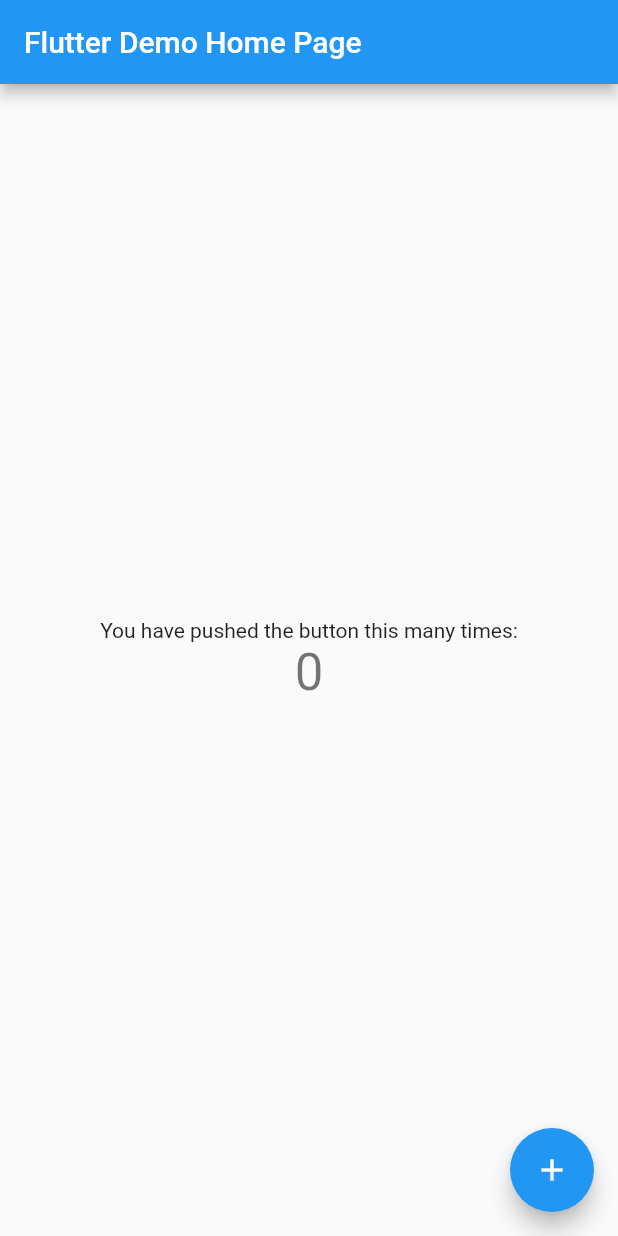
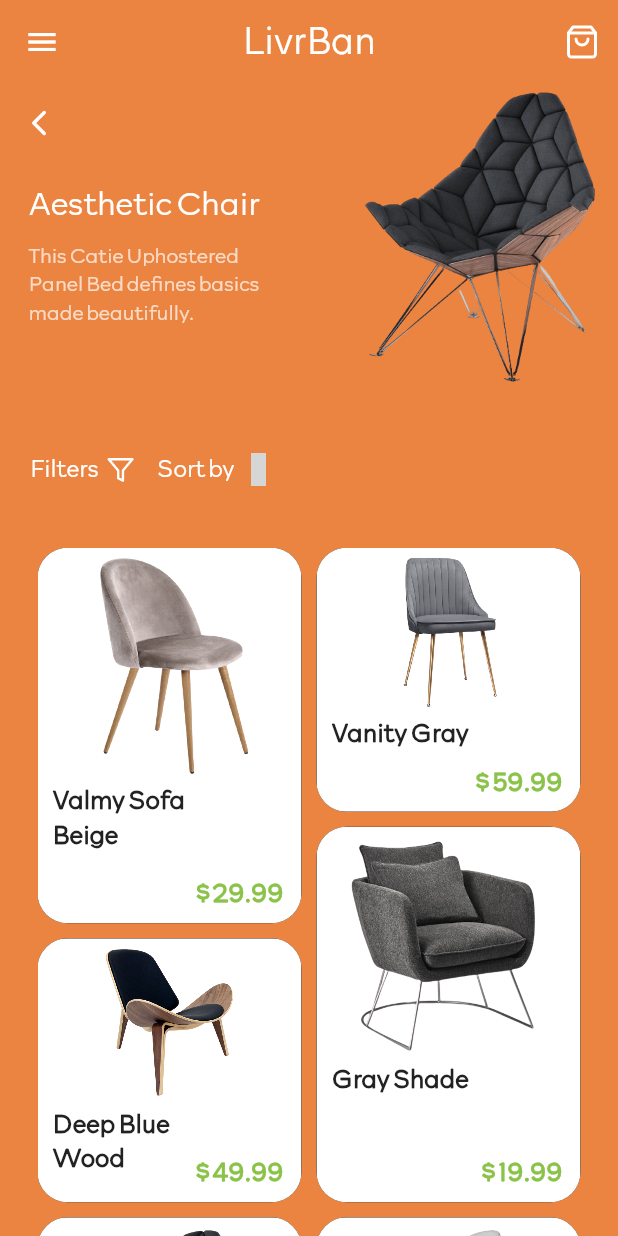
Before and after one commit to kingcong11/FlutterApp4-LivrBan, a Flutter app: the screen it shows after launch, on a phone screen of 412 x 824 dp. Run offline on Flutter 3.47's test engine with Material 2 defaults, Android fonts, the phone set to English and light mode, and no system bars; our stand-ins replace flutter_feather_icons, material_design_icons_flutter; grey boxes are pictures that could not be loaded.

Commit message:
initial layout and models
*product model
*initial design layout
*staggered gridview package added

```diff
--- a/lib/main.dart
+++ b/lib/main.dart
@@ -1,117 +1,26 @@
 import 'package:flutter/material.dart';
+import './screens/homepage_screen.dart';
 
 void main() {
   runApp(MyApp());
 }
 
 class MyApp extends StatelessWidget {
-  // This widget is the root of your application.
   @override
   Widget build(BuildContext context) {
     return MaterialApp(
-      title: 'Flutter Demo',
+      title: 'LivrBan',
       theme: ThemeData(
-        // This is the theme of your application.
-        //
-        // Try running your application with "flutter run". You'll see the
-        // application has a blue toolbar. Then, without quitting the app, try
-        // changing the primarySwatch below to Colors.green and then invoke
-        // "hot reload" (press "r" in the console where you ran "flutter run",
-        // or simply save your changes to "hot reload" in a Flutter IDE).
-        // Notice that the counter didn't reset back to zero; the application
-        // is not restarted.
-        primarySwatch: Colors.blue,
-        // This makes the visual density adapt to the platform that you run
-        // the app on. For desktop platforms, the controls will be smaller and
-        // closer together (more dense) than on mobile platforms.
+        brightness: Brightness.light,
+        primaryColor: Colors.white,
+        accentColor: Color(0xFFeb8440),
+        fontFamily: 'Rockford Sans',
         visualDensity: VisualDensity.adaptivePlatformDensity,
       ),
-      home: MyHomePage(title: 'Flutter Demo Home Page'),
+      debugShowCheckedModeBanner: false,
+      routes: {
+        '/': (ctx) => HomePageScreen(),
+      },
     );
   }
 }
-
-class MyHomePage extends StatefulWidget {
-  MyHomePage({Key key, this.title}) : super(key: key);
-
-  // This widget is the home page of your application. It is stateful, meaning
-  // that it has a State object (defined below) that contains fields that affect
-  // how it looks.
-
-  // This class is the configuration for the state. It holds the values (in this
-  // case the title) provided by the parent (in this case the App widget) and
-  // used by the build method of the State. Fields in a Widget subclass are
-  // always marked "final".
-
-  final String title;
-
-  @override
-  _MyHomePageState createState() => _MyHomePageState();
-}
-
-class _MyHomePageState extends State<MyHomePage> {
-  int _counter = 0;
-
-  void _incrementCounter() {
-    setState(() {
-      // This call to setState tells the Flutter framework that something has
-      // changed in this State, which causes it to rerun the build method below
-      // so that the display can reflect the updated values. If we changed
-      // _counter without calling setState(), then the build method would not be
-      // called again, and so nothing would appear to happen.
-      _counter++;
-    });
-  }
-
-  @override
-  Widget build(BuildContext context) {
-    // This method is rerun every time setState is called, for instance as done
-    // by the _incrementCounter method above.
-    //
-    // The Flutter framework has been optimized to make rerunning build methods
-    // fast, so that you can just rebuild anything that needs updating rather
-    // than having to individually change instances of widgets.
-    return Scaffold(
-      appBar: AppBar(
-        // Here we take the value from the MyHomePage object that was created by
-        // the App.build method, and use it to set our appbar title.
-        title: Text(widget.title),
-      ),
-      body: Center(
-        // Center is a layout widget. It takes a single child and positions it
-        // in the middle of the parent.
-        child: Column(
-          // Column is also a layout widget. It takes a list of children and
-          // arranges them vertically. By default, it sizes itself to fit its
-          // children horizontally, and tries to be as tall as its parent.
-          //
-          // Invoke "debug painting" (press "p" in the console, choose the
-          // "Toggle Debug Paint" action from the Flutter Inspector in Android
-          // Studio, or the "Toggle Debug Paint" command in Visual Studio Code)
-          // to see the wireframe for each widget.
-          //
-          // Column has various properties to control how it sizes itself and
-          // how it positions its children. Here we use mainAxisAlignment to
-          // center the children vertically; the main axis here is the vertical
-          // axis because Columns are vertical (the cross axis would be
-          // horizontal).
-          mainAxisAlignment: MainAxisAlignment.center,
-          children: <Widget>[
-            Text(
-              'You have pushed the button this many times:',
-            ),
-            Text(
-              '$_counter',
-              style: Theme.of(context).textTheme.headline4,
-            ),
-          ],
-        ),
-      ),
-      floatingActionButton: FloatingActionButton(
-        onPressed: _incrementCounter,
-        tooltip: 'Increment',
-        child: Icon(Icons.add),
-      ), // This trailing comma makes auto-formatting nicer for build methods.
-    );
-  }
-}
--- /dev/null
+++ b/lib/models/product.dart
@@ -0,0 +1,19 @@
+import 'package:flutter/material.dart';
+
+class Product {
+  final String id;
+  final String title;
+  final String description;
+  final double price;
+  final String imageUrl;
+  bool isFavorite;
+
+  Product({
+    @required this.id,
+    @required this.title,
+    @required this.description,
+    @required this.price,
+    @required this.imageUrl,
+    this.isFavorite = false,
+  });
+}
--- /dev/null
+++ b/lib/screens/homepage_screen.dart
@@ -0,0 +1,190 @@
+import 'package:flutter/material.dart';
+import 'package:flutter_feather_icons/flutter_feather_icons.dart';
+import 'package:material_design_icons_flutter/material_design_icons_flutter.dart';
+import 'package:flutter_staggered_grid_view/flutter_staggered_grid_view.dart';
+
+/* Models */
+import '../models/product.dart';
+
+/* Widgets */
+import '../widgets/main_drawer.dart';
+import '../widgets/homepage_banner.dart';
+import '../widgets/product_item_card.dart';
+
+class HomePageScreen extends StatelessWidget {
+  /* Properties */
+  final List<Product> loadedProducts = [
+    Product(
+      id: 'p1',
+      title: 'Valmy Sofa Beige',
+      description: 'A red shirt - it is pretty red!',
+      price: 29.99,
+      imageUrl:'assets/images/products/1-removebg-preview.png'
+    ),
+    Product(
+      id: 'p2',
+      title: 'Vanity Gray',
+      description: 'A nice pair of trousers.',
+      price: 59.99,
+      imageUrl:'assets/images/products/2-removebg-preview.png'
+    ),
+    Product(
+      id: 'p3',
+      title: 'Gray Shade',
+      description: 'Warm and cozy - exactly what you need for the winter.',
+      price: 19.99,
+      imageUrl:'assets/images/products/3-removebg-preview.png'
+    ),
+    Product(
+      id: 'p4',
+      title: 'Deep Blue Wood',
+      description: 'Prepare any meal you want.',
+      price: 49.99,
+      imageUrl:'assets/images/products/4-removebg-preview.png'
+    ),
+    Product(
+      id: 'p5',
+      title: 'Illutionist Gray',
+      description: 'Prepare any meal you want.',
+      price: 49.99,
+      imageUrl:'assets/images/products/5-removebg-preview.png'
+    ),
+    Product(
+      id: 'p6',
+      title: 'Pearl White',
+      description: 'Prepare any meal you want.',
+      price: 49.99,
+      imageUrl:'assets/images/products/6-removebg-preview.png'
+    ),
+    Product(
+      id: 'p7',
+      title: 'Mustard Couch',
+      description: 'Prepare any meal you want.',
+      price: 49.99,
+      imageUrl:'assets/images/products/7-removebg-preview.png'
+    ),
+    Product(
+      id: 'p8',
+      title: 'Orange Madness',
+      description: 'Prepare any meal you want.',
+      price: 49.99,
+      imageUrl:'assets/images/products/8-removebg-preview.png'
+    ),
+    Product(
+      id: 'p9',
+      title: 'Chesnut Comfort',
+      description: 'Prepare any meal you want.',
+      price: 49.99,
+      imageUrl:'assets/images/products/9-removebg-preview.png'
+    ),
+  ];
+
+  /* Builders */
+  Widget appbarBuilder(BuildContext context) {
+    return AppBar(
+      title: Text(
+        'LivrBan',
+        style: TextStyle(fontSize: 25, color: Colors.white),
+      ),
+      centerTitle: true,
+      actions: [
+        IconButton(
+          icon: Icon(FeatherIcons.shoppingBag),
+          onPressed: () {},
+        ),
+      ],
+      elevation: 0,
+      iconTheme: IconThemeData(color: Colors.white),
+      backgroundColor: Theme.of(context).accentColor,
+    );
+  }
+
+  /* Getters */
+  double _computeMainContentSize(MediaQueryData mediaQuery, AppBar appbar) {
+    return (mediaQuery.size.height -
+        (appbar.preferredSize.height + mediaQuery.padding.top));
+  }
+
+  @override
+  Widget build(BuildContext context) {
+    final _mediaQuery = MediaQuery.of(context);
+    final appbar = appbarBuilder(context);
+    final availableContentSize = _computeMainContentSize(_mediaQuery, appbar);
+
+    return Scaffold(
+      appBar: appbar,
+      drawer: MainDrawer(),
+      body: SafeArea(
+        child: SingleChildScrollView(
+          child: Column(
+            crossAxisAlignment: CrossAxisAlignment.stretch,
+            children: [
+              Container(
+                height: availableContentSize * .3,
+                child: HomepageBanner(),
+              ),
+              Container(
+                height: availableContentSize * .07,
+                padding: const EdgeInsets.symmetric(horizontal: 20),
+                child: Row(
+                  children: [
+                    const Text(
+                      'Filters',
+                      style: TextStyle(color: Colors.white, fontSize: 16),
+                    ),
+                    const SizedBox(
+                      width: 5,
+                    ),
+                    Icon(
+                      FeatherIcons.filter,
+                      color: Colors.white,
+                      size: 19,
+                    ),
+                    SizedBox(
+                      width: 15,
+                    ),
+                    const Text(
+                      'Sort by',
+                      style: TextStyle(color: Colors.white, fontSize: 16),
+                    ),
+                    const SizedBox(
+                      width: 5,
+                    ),
+                    Icon(
+                      MdiIcons.sortReverseVariant,
+                      color: Colors.white,
+                      size: 22,
+                    ),
+                  ],
+                ),
+              ),
+              Container(
+                // height: availableContentSize * .63,
+                height: availableContentSize * 1,
+                padding: const EdgeInsets.all(25),
+                child: StaggeredGridView.countBuilder(
+                  crossAxisCount: 10,
+                  itemCount: loadedProducts.length,
+                  mainAxisSpacing: 10,
+                  crossAxisSpacing: 10,
+                  itemBuilder: (ctx, index) {
+                    return ProductItemCard(
+                      id: loadedProducts[index].id,
+                      title: loadedProducts[index].title,
+                      price: loadedProducts[index].price,
+                      imageUrl: loadedProducts[index].imageUrl,
+                    );
+                  },
+                  staggeredTileBuilder: (int index) {
+                    return StaggeredTile.count(5, index.isEven ? 7 : 5);
+                  },
+                ),
+              ),
+            ],
+          ),
+        ),
+      ),
+      backgroundColor: Theme.of(context).accentColor,
+    );
+  }
+}
--- /dev/null
+++ b/lib/widgets/homepage_banner.dart
@@ -0,0 +1,66 @@
+import 'package:flutter/material.dart';
+import 'package:flutter_feather_icons/flutter_feather_icons.dart';
+
+class HomepageBanner extends StatelessWidget {
+  @override
+  Widget build(BuildContext context) {
+    return Row(
+      crossAxisAlignment: CrossAxisAlignment.stretch,
+      children: [
+        Flexible(
+          fit: FlexFit.tight,
+          child: Container(
+            padding: const EdgeInsets.all(12),
+            child: Column(
+              crossAxisAlignment: CrossAxisAlignment.start,
+              children: [
+                Icon(FeatherIcons.chevronLeft, color: Colors.white, size: 28),
+                SizedBox(height: 25),
+                Padding(
+                  padding: const EdgeInsets.only(left: 7),
+                  child: Text(
+                    'Aesthetic Chair',
+                    style: TextStyle(
+                      color: Colors.white,
+                      fontSize: 22,
+                    ),
+                  ),
+                ),
+                SizedBox(height: 10),
+                Padding(
+                  padding: const EdgeInsets.only(left: 7),
+                  child: Text(
+                    'This Catie Uphostered Panel Bed defines basics made beautifully.',
+                    style: TextStyle(color: Colors.white70),
+                  ),
+                ),
+              ],
+            ),
+          ),
+        ),
+        Flexible(
+          fit: FlexFit.tight,
+          child: Container(
+            child: Stack(
+              overflow: Overflow.clip,
+              children: [
+                Positioned(
+                  top: -15,
+                  right: -30,
+                  height: 230,
+                  width: 230,
+                  child: Image.asset(
+                    'assets/images/products/homepagebanner.png',
+                    filterQuality: FilterQuality.high,
+                    isAntiAlias: true,
+                    fit: BoxFit.contain,
+                  ),
+                ),
+              ],
+            ),
+          ),
+        ),
+      ],
+    );
+  }
+}
--- /dev/null
+++ b/lib/widgets/main_drawer.dart
@@ -0,0 +1,10 @@
+import 'package:flutter/material.dart';
+
+class MainDrawer extends StatelessWidget {
+  @override
+  Widget build(BuildContext context) {
+    return Drawer(
+
+    );
+  }
+}
--- /dev/null
+++ b/lib/widgets/product_item_card.dart
@@ -0,0 +1,99 @@
+import 'package:flutter/material.dart';
+
+class ProductItemCard extends StatelessWidget {
+  /* Properties */
+
+  final String id;
+  final String title;
+  final double price;
+  final String imageUrl;
+
+  ProductItemCard({
+    @required this.id,
+    @required this.title,
+    @required this.price,
+    @required this.imageUrl,
+  });
+
+  @override
+  Widget build(BuildContext context) {
+    return LayoutBuilder(
+      builder: (_, constraint) {
+        return ClipRRect(
+          borderRadius: BorderRadius.circular(20),
+          child: Container(
+            decoration: BoxDecoration(
+              color: Colors.white,
+              boxShadow: [
+                BoxShadow(
+                  color: Colors.black,
+                  blurRadius: 5,
+                  spreadRadius: 7,
+                  offset: Offset(0, 0),
+                )
+              ]
+            ),
+            child: Column(
+              children: [
+                SizedBox(height: 5),
+                Flexible(
+                  flex: 6,
+                  fit: FlexFit.tight,
+                  child: Container(
+                    // color: Colors.red,
+                    child: Image.asset(
+                      imageUrl,
+                      fit: BoxFit.fill,
+                      isAntiAlias: true,
+                      filterQuality: FilterQuality.high,
+                    ),
+                  ),
+                ),
+                Flexible(
+                  flex: 4,
+                  child: Container(
+                    child: Row(
+                      crossAxisAlignment: CrossAxisAlignment.stretch,
+                      children: [
+                        Flexible(
+                          flex: 6,
+                          fit: FlexFit.tight,
+                          child: Container(
+                            // color: Colors.blue,
+                            child: Padding(
+                              padding: const EdgeInsets.only(top: 5, left: 10),
+                              child: Text(
+                                title,
+                                style: TextStyle(fontSize: 17, fontWeight: FontWeight.w600),
+                                // overflow: TextOverflow.,
+                              ),
+                            ),
+                          ),
+                        ),
+                        Flexible(
+                          flex: 4,
+                          child: Container(
+                            alignment: Alignment.bottomRight,
+                            child: Padding(
+                              padding: const EdgeInsets.only(bottom: 8, right: 12),
+                              child: FittedBox(
+                                child: Text(
+                                  '\$ $price',
+                                  style: TextStyle(fontSize: 17, fontWeight: FontWeight.bold, color: Colors.lightGreen),
+                                ),
+                              ),
+                            ),
+                          ),
+                        ),
+                      ],
+                    ),
+                  ),
+                )
+              ],
+            ),
+          ),
+        );
+      },
+    );
+  }
+}
```
Also changed, not shown: pubspec.yaml (+32 -14 lines), assets/images/products/1-removebg-preview.png (added), assets/images/products/14.png (renamed from assets/images/products/17.png), assets/images/products/2-removebg-preview.png (added), assets/images/products/3-removebg-preview.png (added), assets/images/products/4-removebg-preview.png (added), assets/images/products/5-removebg-preview.png (added), assets/images/products/6-removebg-preview.png (added), assets/images/products/7-removebg-preview.png (added), assets/images/products/7.jpg (renamed from assets/images/products/14.jpg), assets/images/products/8-removebg-preview.png (added), assets/images/products/9-removebg-preview.png (added), assets/images/products/homepagebanner.png (added), pubspec.lock, 1 other file.
